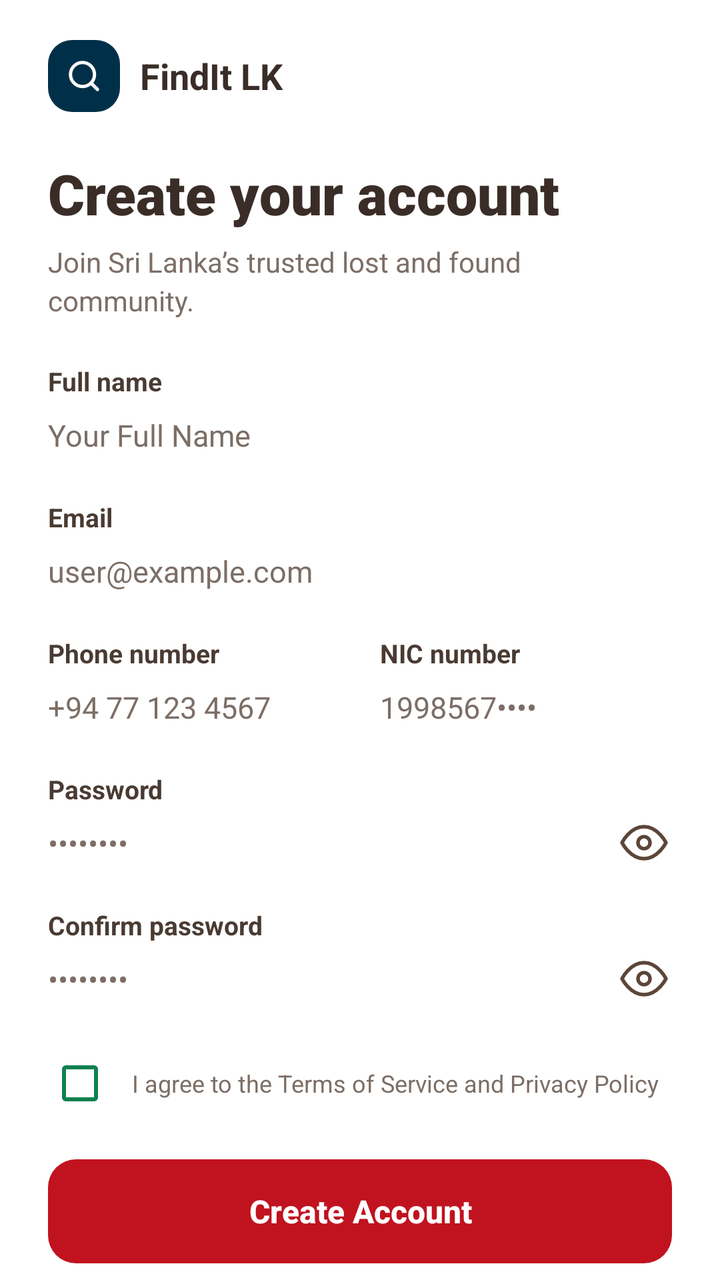
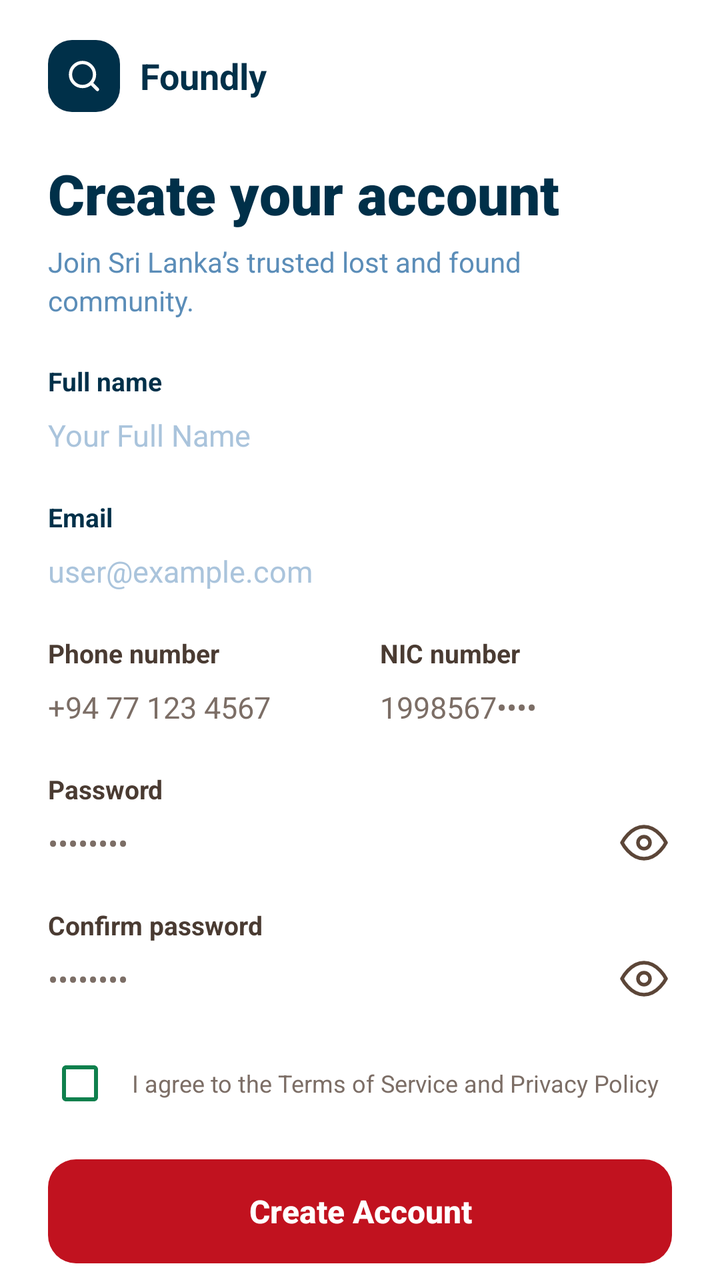

Before-and-after screenshots of an Android layout around one commit, followed by the original layout XML and the change that was made.
<!-- AndroidManifest.xml: application theme Theme.LostAndFound -->
<!-- res/layout/fragment_signup.xml -->
<?xml version="1.0" encoding="utf-8"?>
<LinearLayout xmlns:android="http://schemas.android.com/apk/res/android"
    xmlns:app="http://schemas.android.com/apk/res-auto"
    xmlns:tools="http://schemas.android.com/tools"
    android:layout_width="match_parent"
    android:layout_height="match_parent"
    android:background="@color/white"
    android:orientation="vertical">

    
    <androidx.core.widget.NestedScrollView
        android:layout_width="match_parent"
        android:layout_height="0dp"
        android:layout_weight="1"
        android:fillViewport="true"
        android:overScrollMode="never"
        android:scrollbars="none">

        <LinearLayout
            android:layout_width="match_parent"
            android:layout_height="wrap_content"
            android:orientation="vertical"
            android:paddingStart="24dp"
            android:paddingTop="20dp"
            android:paddingEnd="24dp"
            android:paddingBottom="24dp">

            
            <LinearLayout
                android:layout_width="wrap_content"
                android:layout_height="wrap_content"
                android:gravity="center_vertical"
                android:orientation="horizontal">

                <FrameLayout
                    android:layout_width="36dp"
                    android:layout_height="36dp"
                    android:background="@drawable/bg_logo_squircle">

                    <ImageView
                        android:layout_width="18dp"
                        android:layout_height="18dp"
                        android:layout_gravity="center"
                        android:contentDescription="FindIt LK Logo"
                        android:src="@drawable/ic_search_white" />
                </FrameLayout>

                <TextView
                    android:layout_width="wrap_content"
                    android:layout_height="wrap_content"
                    android:layout_marginStart="10dp"
                    android:fontFamily="sans-serif-bold"
                    android:text="FindIt LK"
                    android:textColor="#3A2D28"
                    android:textSize="18sp"
                    android:textStyle="bold" />
            </LinearLayout>

            
            <TextView
                android:layout_width="wrap_content"
                android:layout_height="wrap_content"
                android:layout_marginTop="22dp"
                android:fontFamily="sans-serif-black"
                android:text="Create your account"
                android:textColor="#3A2D28"
                android:textSize="28sp"
                android:textStyle="bold" />

            <TextView
                android:layout_width="wrap_content"
                android:layout_height="wrap_content"
                android:layout_marginTop="6dp"
                android:fontFamily="sans-serif"
                android:lineSpacingExtra="3dp"
                android:text="Join Sri Lanka’s trusted lost and found\ncommunity."
                android:textColor="#7C6E66"
                android:textSize="14sp" />

            
            <TextView
                android:layout_width="wrap_content"
                android:layout_height="wrap_content"
                android:layout_marginTop="22dp"
                android:fontFamily="sans-serif-bold"
                android:text="Full name"
                android:textColor="#4A3B32"
                android:textSize="13sp"
                android:textStyle="bold" />

            <EditText
                android:id="@+id/inputFullName"
                android:layout_width="match_parent"
                android:layout_height="wrap_content"
                android:layout_marginTop="2dp"
                android:background="@null"
                android:fontFamily="sans-serif"
                android:hint="Your Full Name"
                android:importantForAutofill="no"
                android:inputType="textPersonName"
                android:paddingTop="6dp"
                android:paddingBottom="6dp"
                android:textColor="#3A2D28"
                android:textColorHint="#7C6E66"
                android:textSize="15sp" />

            
            <TextView
                android:layout_width="wrap_content"
                android:layout_height="wrap_content"
                android:layout_marginTop="16dp"
                android:fontFamily="sans-serif-bold"
                android:text="Email"
                android:textColor="#4A3B32"
                android:textSize="13sp"
                android:textStyle="bold" />

            <EditText
                android:id="@+id/inputEmail"
                android:layout_width="match_parent"
                android:layout_height="wrap_content"
                android:layout_marginTop="2dp"
                android:background="@null"
                android:fontFamily="sans-serif"
                android:hint="user@example.com"
                android:importantForAutofill="no"
                android:inputType="textEmailAddress"
                android:paddingTop="6dp"
                android:paddingBottom="6dp"
                android:textColor="#3A2D28"
                android:textColorHint="#7C6E66"
                android:textSize="15sp" />

            
            <LinearLayout
                android:layout_width="match_parent"
                android:layout_height="wrap_content"
                android:layout_marginTop="16dp"
                android:baselineAligned="false"
                android:orientation="horizontal">

                
                <LinearLayout
                    android:layout_width="0dp"
                    android:layout_height="wrap_content"
                    android:layout_marginEnd="10dp"
                    android:layout_weight="1"
                    android:orientation="vertical">

                    <TextView
                        android:layout_width="wrap_content"
                        android:layout_height="wrap_content"
                        android:fontFamily="sans-serif-bold"
                        android:text="Phone number"
                        android:textColor="#4A3B32"
                        android:textSize="13sp"
                        android:textStyle="bold" />

                    <EditText
                        android:id="@+id/inputPhone"
                        android:layout_width="match_parent"
                        android:layout_height="wrap_content"
                        android:layout_marginTop="2dp"
                        android:background="@null"
                        android:fontFamily="sans-serif"
                        android:hint="+94 77 123 4567"
                        android:importantForAutofill="no"
                        android:inputType="phone"
                        android:paddingTop="6dp"
                        android:paddingBottom="6dp"
                        android:textColor="#3A2D28"
                        android:textColorHint="#7C6E66"
                        android:textSize="15sp" />
                </LinearLayout>

                
                <LinearLayout
                    android:layout_width="0dp"
                    android:layout_height="wrap_content"
                    android:layout_marginStart="10dp"
                    android:layout_weight="1"
                    android:orientation="vertical">

                    <TextView
                        android:layout_width="wrap_content"
                        android:layout_height="wrap_content"
                        android:fontFamily="sans-serif-bold"
                        android:text="NIC number"
                        android:textColor="#4A3B32"
                        android:textSize="13sp"
                        android:textStyle="bold" />

                    <EditText
                        android:id="@+id/inputNic"
                        android:layout_width="match_parent"
                        android:layout_height="wrap_content"
                        android:layout_marginTop="2dp"
                        android:background="@null"
                        android:fontFamily="sans-serif"
                        android:hint="1998567••••"
                        android:importantForAutofill="no"
                        android:inputType="text"
                        android:paddingTop="6dp"
                        android:paddingBottom="6dp"
                        android:textColor="#3A2D28"
                        android:textColorHint="#7C6E66"
                        android:textSize="15sp" />
                </LinearLayout>
            </LinearLayout>

            
            <TextView
                android:layout_width="wrap_content"
                android:layout_height="wrap_content"
                android:layout_marginTop="16dp"
                android:fontFamily="sans-serif-bold"
                android:text="Password"
                android:textColor="#4A3B32"
                android:textSize="13sp"
                android:textStyle="bold" />

            <LinearLayout
                android:layout_width="match_parent"
                android:layout_height="wrap_content"
                android:layout_marginTop="2dp"
                android:gravity="center_vertical"
                android:orientation="horizontal">

                <EditText
                    android:id="@+id/inputPassword"
                    android:layout_width="0dp"
                    android:layout_height="wrap_content"
                    android:layout_weight="1"
                    android:background="@null"
                    android:fontFamily="sans-serif"
                    android:hint="••••••••"
                    android:importantForAutofill="no"
                    android:inputType="textPassword"
                    android:paddingTop="6dp"
                    android:paddingBottom="6dp"
                    android:textColor="#3A2D28"
                    android:textColorHint="#7C6E66"
                    android:textSize="15sp" />

                <ImageView
                    android:id="@+id/btnTogglePassword"
                    android:layout_width="28dp"
                    android:layout_height="28dp"
                    android:clickable="true"
                    android:contentDescription="Toggle password visibility"
                    android:focusable="true"
                    android:padding="2dp"
                    android:src="@drawable/ic_eye" />
            </LinearLayout>

            
            <TextView
                android:layout_width="wrap_content"
                android:layout_height="wrap_content"
                android:layout_marginTop="16dp"
                android:fontFamily="sans-serif-bold"
                android:text="Confirm password"
                android:textColor="#4A3B32"
                android:textSize="13sp"
                android:textStyle="bold" />

            <LinearLayout
                android:layout_width="match_parent"
                android:layout_height="wrap_content"
                android:layout_marginTop="2dp"
                android:gravity="center_vertical"
                android:orientation="horizontal">

                <EditText
                    android:id="@+id/inputConfirmPassword"
                    android:layout_width="0dp"
                    android:layout_height="wrap_content"
                    android:layout_weight="1"
                    android:background="@null"
                    android:fontFamily="sans-serif"
                    android:hint="••••••••"
                    android:importantForAutofill="no"
                    android:inputType="textPassword"
                    android:paddingTop="6dp"
                    android:paddingBottom="6dp"
                    android:textColor="#3A2D28"
                    android:textColorHint="#7C6E66"
                    android:textSize="15sp" />

                <ImageView
                    android:id="@+id/btnToggleConfirmPassword"
                    android:layout_width="28dp"
                    android:layout_height="28dp"
                    android:clickable="true"
                    android:contentDescription="Toggle confirm password visibility"
                    android:focusable="true"
                    android:padding="2dp"
                    android:src="@drawable/ic_eye" />
            </LinearLayout>

            
            <LinearLayout
                android:layout_width="match_parent"
                android:layout_height="wrap_content"
                android:layout_marginTop="20dp"
                android:gravity="center_vertical"
                android:orientation="horizontal">

                <CheckBox
                    android:id="@+id/checkTerms"
                    android:layout_width="wrap_content"
                    android:layout_height="wrap_content"
                    android:buttonTint="#0E804D"
                    android:checked="false"
                    android:minWidth="0dp"
                    android:minHeight="0dp" />

                <TextView
                    android:id="@+id/textTerms"
                    android:layout_width="0dp"
                    android:layout_height="wrap_content"
                    android:layout_marginStart="10dp"
                    android:layout_weight="1"
                    android:fontFamily="sans-serif"
                    android:text="I agree to the Terms of Service and Privacy Policy"
                    android:textColor="#7C6E66"
                    android:textSize="12sp" />
            </LinearLayout>

            
            <TextView
                android:id="@+id/btnCreateAccount"
                android:layout_width="match_parent"
                android:layout_height="52dp"
                android:layout_marginTop="22dp"
                android:background="@drawable/bg_btn_create_account"
                android:clickable="true"
                android:focusable="true"
                android:fontFamily="sans-serif-medium"
                android:gravity="center"
                android:text="Create Account"
                android:textColor="@color/white"
                android:textSize="16sp"
                android:textStyle="bold" />

            
            <LinearLayout
                android:id="@+id/rowLogin"
                android:layout_width="wrap_content"
                android:layout_height="wrap_content"
                android:layout_gravity="center_horizontal"
                android:layout_marginTop="20dp"
                android:layout_marginBottom="24dp"
                android:clickable="true"
                android:focusable="true"
                android:orientation="horizontal">

                <TextView
                    android:layout_width="wrap_content"
                    android:layout_height="wrap_content"
                    android:fontFamily="sans-serif"
                    android:text="Already have an account? "
                    android:textColor="#7C6E66"
                    android:textSize="13sp" />

                <TextView
                    android:id="@+id/textLogin"
                    android:layout_width="wrap_content"
                    android:layout_height="wrap_content"
                    android:fontFamily="sans-serif-bold"
                    android:text="Login"
                    android:textColor="#0E804D"
                    android:textSize="13sp"
                    android:textStyle="bold" />
            </LinearLayout>

        </LinearLayout>
    </androidx.core.widget.NestedScrollView>

</LinearLayout>
<!-- resources referenced by this layout -->
<resources>
  <color name="white">#FFFFFFFF</color>
  <!-- drawable bg_btn_create_account (drawable) -->
  ﻿<?xml version="1.0" encoding="utf-8"?>
  <shape xmlns:android="http://schemas.android.com/apk/res/android"
      android:shape="rectangle">
      <corners android:radius="14dp" />
      <solid android:color="#C1121F" />
  </shape>
  <!-- drawable bg_logo_squircle (drawable) -->
  <?xml version="1.0" encoding="utf-8"?>
  <shape xmlns:android="http://schemas.android.com/apk/res/android"
      android:shape="rectangle">
      <corners android:radius="12dp" />
      <solid android:color="@color/deep_blue" />
  </shape>
  <!-- drawable ic_eye (drawable) -->
  <vector xmlns:android="http://schemas.android.com/apk/res/android"
      android:width="24dp"
      android:height="24dp"
      android:viewportWidth="24"
      android:viewportHeight="24">
    <path
        android:fillColor="@android:color/transparent"
        android:strokeColor="#5C4638"
        android:strokeWidth="1.8"
        android:strokeLineCap="round"
        android:strokeLineJoin="round"
        android:pathData="M1,12s4,-8 11,-8 11,8 11,8 -4,8 -11,8 -11,-8 -11,-8z" />
    <path
        android:fillColor="@android:color/transparent"
        android:strokeColor="#5C4638"
        android:strokeWidth="1.8"
        android:strokeLineCap="round"
        android:strokeLineJoin="round"
        android:pathData="M12,12m-3,0a3,3 0 1,1 6,0a3,3 0 1,1 -6,0" />
  </vector>
  <!-- drawable ic_search_white (drawable) -->
  <vector xmlns:android="http://schemas.android.com/apk/res/android"
      android:width="20dp"
      android:height="20dp"
      android:viewportWidth="24"
      android:viewportHeight="24">
    <path
        android:fillColor="@android:color/transparent"
        android:strokeColor="#FFFFFF"
        android:strokeWidth="2.2"
        android:strokeLineCap="round"
        android:strokeLineJoin="round"
        android:pathData="M11,19A8,8 0 1,0 11,3a8,8 0 0,0 0,16zM21,21l-4.35,-4.35" />
  </vector>
  <style name="Theme.LostAndFound" parent="Base.Theme.LostAndFound" />
  <color name="deep_blue">#FF003049</color>
  <style name="Base.Theme.LostAndFound" parent="Theme.Material3.DayNight.NoActionBar">
          <item name="android:statusBarColor">#FF003049</item>
          <item name="android:windowLightStatusBar" tools:targetApi="m">false</item>
          <item name="android:navigationBarColor">#FFFAF0E6</item>
          <item name="android:windowLightNavigationBar" tools:targetApi="o_mr1">true</item>
          
          <item name="android:windowSoftInputMode">adjustResize</item>
      </style>
</resources>

<!-- the commit's change to res/layout/fragment_signup.xml (unified diff, before → after) -->
@@ -50,8 +50,8 @@
                     android:layout_height="wrap_content"
                     android:layout_marginStart="10dp"
                     android:fontFamily="sans-serif-bold"
-                    android:text="FindIt LK"
-                    android:textColor="#3A2D28"
+                    android:text="Foundly"
+                    android:textColor="@color/text_primary"
                     android:textSize="18sp"
                     android:textStyle="bold" />
             </LinearLayout>
@@ -63,7 +63,7 @@
                 android:layout_marginTop="22dp"
                 android:fontFamily="sans-serif-black"
                 android:text="Create your account"
-                android:textColor="#3A2D28"
+                android:textColor="@color/text_primary"
                 android:textSize="28sp"
                 android:textStyle="bold" />
 
@@ -74,7 +74,7 @@
                 android:fontFamily="sans-serif"
                 android:lineSpacingExtra="3dp"
                 android:text="Join Sri Lanka’s trusted lost and found\ncommunity."
-                android:textColor="#7C6E66"
+                android:textColor="@color/text_secondary"
                 android:textSize="14sp" />
 
             
@@ -84,7 +84,7 @@
                 android:layout_marginTop="22dp"
                 android:fontFamily="sans-serif-bold"
                 android:text="Full name"
-                android:textColor="#4A3B32"
+                android:textColor="@color/text_primary"
                 android:textSize="13sp"
                 android:textStyle="bold" />
 
@@ -100,8 +100,8 @@
                 android:inputType="textPersonName"
                 android:paddingTop="6dp"
                 android:paddingBottom="6dp"
-                android:textColor="#3A2D28"
-                android:textColorHint="#7C6E66"
+                android:textColor="@color/text_primary"
+                android:textColorHint="@color/text_hint"
                 android:textSize="15sp" />
 
             
@@ -111,7 +111,7 @@
                 android:layout_marginTop="16dp"
                 android:fontFamily="sans-serif-bold"
                 android:text="Email"
-                android:textColor="#4A3B32"
+                android:textColor="@color/text_primary"
                 android:textSize="13sp"
                 android:textStyle="bold" />
 
@@ -127,8 +127,8 @@
                 android:inputType="textEmailAddress"
                 android:paddingTop="6dp"
                 android:paddingBottom="6dp"
-                android:textColor="#3A2D28"
-                android:textColorHint="#7C6E66"
+                android:textColor="@color/text_primary"
+                android:textColorHint="@color/text_hint"
                 android:textSize="15sp" />
 
             
<!-- resource entries referenced after the edit -->
@@ -1,5 +1,8 @@
 <!-- resources referenced by this layout -->
 <resources>
+  <color name="text_hint">#FFAAC4DC</color>
+  <color name="text_primary">#FF003049</color>
+  <color name="text_secondary">#FF5B8DB8</color>
   <color name="white">#FFFFFFFF</color>
   <!-- drawable bg_btn_create_account (drawable) -->
   ﻿<?xml version="1.0" encoding="utf-8"?>
